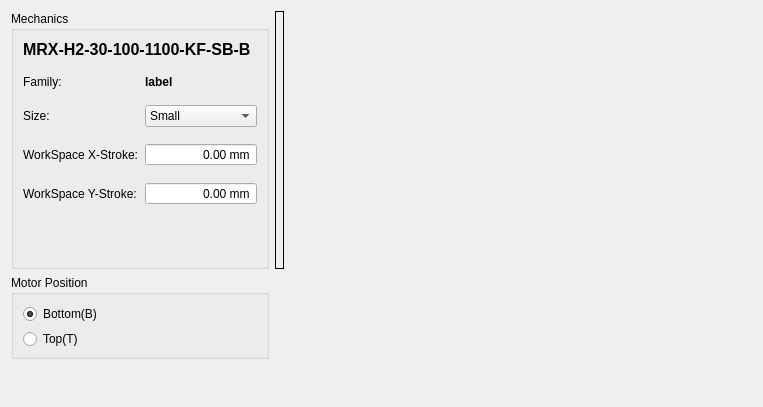
Old version of the form source/wnd/h2configuration.ui in the repository ww4u/mct-t4.
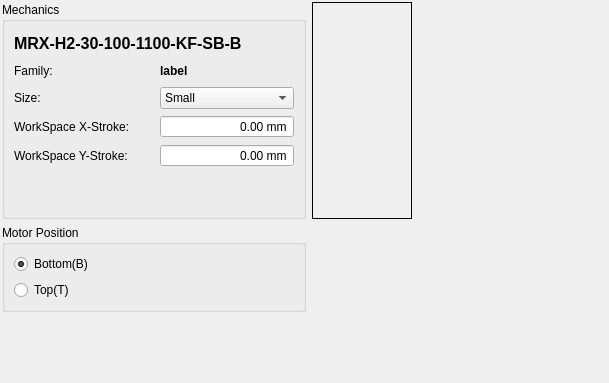
New version of the form. Icons and pictures are not drawn.

Diff of the .ui file:
```diff
--- a/source/wnd/h2configuration.ui
+++ b/source/wnd/h2configuration.ui
@@ -6,8 +6,8 @@
    <rect>
     <x>0</x>
     <y>0</y>
-    <width>763</width>
-    <height>407</height>
+    <width>609</width>
+    <height>383</height>
    </rect>
   </property>
   <property name="baseSize">
@@ -20,8 +20,32 @@
    <string>Form</string>
   </property>
   <layout class="QGridLayout" name="gridLayout_2">
+   <property name="leftMargin">
+    <number>2</number>
+   </property>
+   <property name="topMargin">
+    <number>2</number>
+   </property>
+   <property name="rightMargin">
+    <number>2</number>
+   </property>
+   <property name="bottomMargin">
+    <number>2</number>
+   </property>
    <item row="0" column="2">
     <widget class="QLabel" name="label_picture">
+     <property name="sizePolicy">
+      <sizepolicy hsizetype="Preferred" vsizetype="Preferred">
+       <horstretch>0</horstretch>
+       <verstretch>0</verstretch>
+      </sizepolicy>
+     </property>
+     <property name="minimumSize">
+      <size>
+       <width>100</width>
+       <height>100</height>
+      </size>
+     </property>
      <property name="styleSheet">
       <string notr="true"/>
      </property>
@@ -56,8 +80,8 @@
     <widget class="QGroupBox" name="groupBox_3">
      <property name="minimumSize">
       <size>
-       <width>0</width>
-       <height>258</height>
+       <width>304</width>
+       <height>200</height>
       </size>
      </property>
      <property name="title">
@@ -65,13 +89,19 @@
      </property>
      <layout class="QGridLayout" name="gridLayout_3">
       <property name="verticalSpacing">
-       <number>16</number>
+       <number>6</number>
       </property>
       <item row="4" column="0">
        <widget class="QLabel" name="workSpaceStrokeXLabel">
+        <property name="sizePolicy">
+         <sizepolicy hsizetype="Minimum" vsizetype="Minimum">
+          <horstretch>0</horstretch>
+          <verstretch>0</verstretch>
+         </sizepolicy>
+        </property>
         <property name="minimumSize">
          <size>
-          <width>0</width>
+          <width>140</width>
           <height>20</height>
          </size>
         </property>
@@ -82,6 +112,18 @@
       </item>
       <item row="2" column="1">
        <widget class="QLabel" name="label_family">
+        <property name="sizePolicy">
+         <sizepolicy hsizetype="Minimum" vsizetype="Minimum">
+          <horstretch>0</horstretch>
+          <verstretch>0</verstretch>
+         </sizepolicy>
+        </property>
+        <property name="minimumSize">
+         <size>
+          <width>120</width>
+          <height>20</height>
+         </size>
+        </property>
         <property name="font">
          <font>
           <weight>75</weight>
@@ -95,9 +137,15 @@
       </item>
       <item row="5" column="0">
        <widget class="QLabel" name="workSpaceStrokeYLabel">
+        <property name="sizePolicy">
+         <sizepolicy hsizetype="Minimum" vsizetype="Minimum">
+          <horstretch>0</horstretch>
+          <verstretch>0</verstretch>
+         </sizepolicy>
+        </property>
         <property name="minimumSize">
          <size>
-          <width>0</width>
+          <width>140</width>
           <height>20</height>
          </size>
         </property>
@@ -108,9 +156,15 @@
       </item>
       <item row="3" column="0">
        <widget class="QLabel" name="sizeLabel">
+        <property name="sizePolicy">
+         <sizepolicy hsizetype="Minimum" vsizetype="Minimum">
+          <horstretch>0</horstretch>
+          <verstretch>0</verstretch>
+         </sizepolicy>
+        </property>
         <property name="minimumSize">
          <size>
-          <width>0</width>
+          <width>140</width>
           <height>20</height>
          </size>
         </property>
@@ -122,11 +176,17 @@
       <item row="2" column="0">
        <widget class="QLabel" name="label_2">
         <property name="sizePolicy">
-         <sizepolicy hsizetype="Preferred" vsizetype="Preferred">
+         <sizepolicy hsizetype="Minimum" vsizetype="Minimum">
           <horstretch>0</horstretch>
           <verstretch>0</verstretch>
          </sizepolicy>
         </property>
+        <property name="minimumSize">
+         <size>
+          <width>140</width>
+          <height>20</height>
+         </size>
+        </property>
         <property name="text">
          <string>Family:</string>
         </property>
@@ -135,11 +195,17 @@
       <item row="0" column="0" colspan="2">
        <widget class="QLabel" name="label_model">
         <property name="sizePolicy">
-         <sizepolicy hsizetype="Preferred" vsizetype="Preferred">
+         <sizepolicy hsizetype="Preferred" vsizetype="Minimum">
           <horstretch>0</horstretch>
           <verstretch>0</verstretch>
          </sizepolicy>
         </property>
+        <property name="minimumSize">
+         <size>
+          <width>0</width>
+          <height>24</height>
+         </size>
+        </property>
         <property name="font">
          <font>
           <pointsize>12</pointsize>
@@ -155,20 +221,20 @@
       <item row="3" column="1" colspan="2">
        <widget class="QComboBox" name="sizeComboBox">
         <property name="sizePolicy">
-         <sizepolicy hsizetype="Fixed" vsizetype="Preferred">
+         <sizepolicy hsizetype="Minimum" vsizetype="Minimum">
           <horstretch>0</horstretch>
           <verstretch>0</verstretch>
          </sizepolicy>
         </property>
         <property name="minimumSize">
          <size>
-          <width>60</width>
+          <width>120</width>
           <height>20</height>
          </size>
         </property>
         <property name="maximumSize">
          <size>
-          <width>120</width>
+          <width>16777215</width>
           <height>16777215</height>
          </size>
         </property>
@@ -212,20 +278,20 @@
       <item row="4" column="1" colspan="2">
        <widget class="QDoubleSpinBox" name="doubleSpinBox_X">
         <property name="sizePolicy">
-         <sizepolicy hsizetype="Fixed" vsizetype="Preferred">
+         <sizepolicy hsizetype="Minimum" vsizetype="Minimum">
           <horstretch>0</horstretch>
           <verstretch>0</verstretch>
          </sizepolicy>
         </property>
         <property name="minimumSize">
          <size>
-          <width>60</width>
+          <width>120</width>
           <height>20</height>
          </size>
         </property>
         <property name="maximumSize">
          <size>
-          <width>120</width>
+          <width>16777215</width>
           <height>16777215</height>
          </size>
         </property>
@@ -258,20 +324,20 @@
       <item row="5" column="1" colspan="2">
        <widget class="QDoubleSpinBox" name="doubleSpinBox_Y">
         <property name="sizePolicy">
-         <sizepolicy hsizetype="Fixed" vsizetype="Preferred">
+         <sizepolicy hsizetype="Minimum" vsizetype="Minimum">
           <horstretch>0</horstretch>
           <verstretch>0</verstretch>
          </sizepolicy>
         </property>
         <property name="minimumSize">
          <size>
-          <width>60</width>
+          <width>120</width>
           <height>20</height>
          </size>
         </property>
         <property name="maximumSize">
          <size>
-          <width>120</width>
+          <width>16777215</width>
           <height>16777215</height>
          </size>
         </property>
@@ -307,14 +373,25 @@
      </layout>
     </widget>
    </item>
+   <item row="2" column="0">
+    <spacer name="verticalSpacer">
+     <property name="orientation">
+      <enum>Qt::Vertical</enum>
+     </property>
+     <property name="sizeHint" stdset="0">
+      <size>
+       <width>20</width>
+       <height>40</height>
+      </size>
+     </property>
+    </spacer>
+   </item>
    <item row="1" column="0">
-    <layout class="QGridLayout" name="gridLayout">
-     <item row="0" column="0">
       <widget class="QGroupBox" name="groupBox_2">
        <property name="minimumSize">
         <size>
-         <width>0</width>
-         <height>78</height>
+       <width>302</width>
+       <height>80</height>
         </size>
        </property>
        <property name="title">
@@ -324,7 +401,7 @@
         <item>
          <widget class="QRadioButton" name="radioButton_b">
           <property name="sizePolicy">
-           <sizepolicy hsizetype="Preferred" vsizetype="Preferred">
+         <sizepolicy hsizetype="Preferred" vsizetype="Minimum">
             <horstretch>0</horstretch>
             <verstretch>0</verstretch>
            </sizepolicy>
@@ -346,7 +423,7 @@
         <item>
          <widget class="QRadioButton" name="radioButton_t">
           <property name="sizePolicy">
-           <sizepolicy hsizetype="Preferred" vsizetype="Preferred">
+         <sizepolicy hsizetype="Preferred" vsizetype="Minimum">
             <horstretch>0</horstretch>
             <verstretch>0</verstretch>
            </sizepolicy>
@@ -364,21 +441,6 @@
         </item>
        </layout>
       </widget>
-     </item>
-    </layout>
-   </item>
-   <item row="2" column="0">
-    <spacer name="verticalSpacer">
-     <property name="orientation">
-      <enum>Qt::Vertical</enum>
-     </property>
-     <property name="sizeHint" stdset="0">
-      <size>
-       <width>20</width>
-       <height>40</height>
-      </size>
-     </property>
-    </spacer>
    </item>
   </layout>
  </widget>
```
Lines whose indentation alone changed are shown as unchanged.
